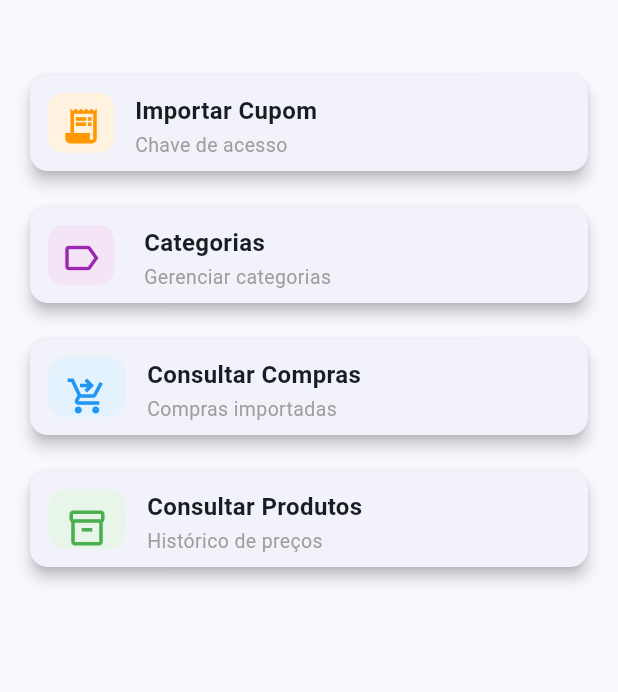
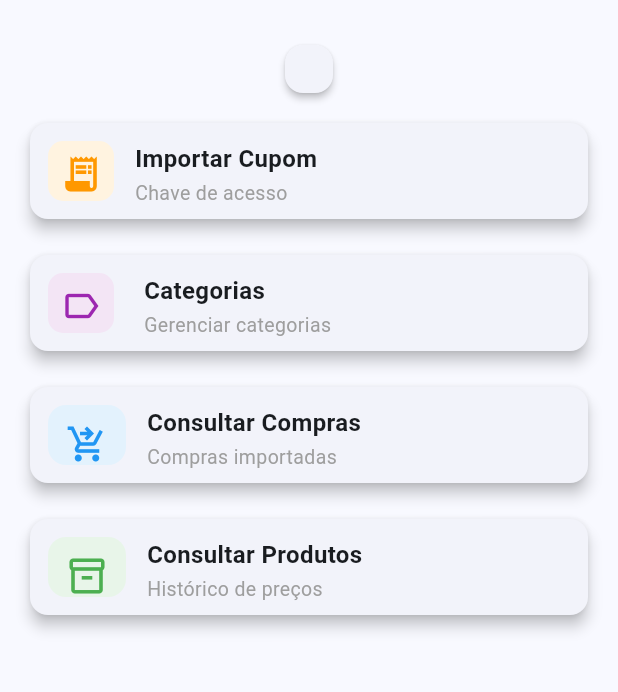
Before and after one commit to bbgbruno/PurchaseHistoryApp, a Flutter app: the HomePage screen opened directly with empty values, on a phone screen of 412 x 824 dp, the part 63-755 px from its top. Run offline on Flutter 3.47's test engine with Material 3 defaults, Android fonts, the phone set to English and light mode, and no system bars; network calls fail.

Commit message:
dashboard agrupado em card com comparativo por categoria

```diff
--- a/lib/Pages/home_page.dart
+++ b/lib/Pages/home_page.dart
@@ -73,24 +73,25 @@ class _HomePageState extends State<HomePage> {
             DASHBOARD
             ==============================================
             */
+            Card(
+              elevation: 2,
+              margin: EdgeInsets.zero,
+              child: Padding(
+                padding: const EdgeInsets.all(16),
+                child: Column(
+                  children: [
                     if (_loadingDashboard)
                       const LinearProgressIndicator()
-            else ...[
-              if (_dashboard != null) ...[
+                    else if (_dashboard != null) ...[
                       Row(
                         children: [
                           Expanded(
-                      child: Card(
-                        color: Colors.green.shade50,
-                        child: Padding(
-                          padding:
-                              const EdgeInsets.all(12),
                             child: Column(
                               children: [
                                 Text(
                                   'Este mês',
                                   style: TextStyle(
-                                    fontSize: 13,
+                                      fontSize: 12,
                                       color: Colors
                                           .grey
                                           .shade600),
@@ -101,30 +102,30 @@ class _HomePageState extends State<HomePage> {
                                   'R\$ ${_dashboard!.totalCurrentMonth.toStringAsFixed(2)}',
                                   style:
                                       const TextStyle(
-                                  fontSize: 20,
+                                    fontSize: 22,
                                     fontWeight:
                                         FontWeight
                                             .bold,
+                                    color:
+                                        Colors.green,
                                   ),
                                 ),
                               ],
                             ),
                           ),
+                          Container(
+                            height: 40,
+                            width: 1,
+                            color:
+                                Colors.grey.shade300,
                           ),
-                    ),
-                    const SizedBox(width: 12),
                           Expanded(
-                      child: Card(
-                        color: Colors.blue.shade50,
-                        child: Padding(
-                          padding:
-                              const EdgeInsets.all(12),
                             child: Column(
                               children: [
                                 Text(
                                   'Mês passado',
                                   style: TextStyle(
-                                    fontSize: 13,
+                                      fontSize: 12,
                                       color: Colors
                                           .grey
                                           .shade600),
@@ -135,77 +136,93 @@ class _HomePageState extends State<HomePage> {
                                   'R\$ ${_dashboard!.totalLastMonth.toStringAsFixed(2)}',
                                   style:
                                       const TextStyle(
-                                  fontSize: 20,
+                                    fontSize: 22,
                                     fontWeight:
                                         FontWeight
                                             .bold,
+                                    color:
+                                        Colors.blue,
+                                  ),
+                                ),
+                              ],
+                            ),
+                          ),
+                        ],
+                      ),
+                      if (_dashboard!.categories
+                          .isNotEmpty) ...[
+                        const Divider(
+                            height: 24),
+                        ..._dashboard!.categories.map(
+                          (c) => Padding(
+                            padding:
+                                const EdgeInsets.only(
+                                    bottom: 8),
+                            child: Row(
+                              children: [
+                                Icon(
+                                  Icons.label,
+                                  size: 16,
+                                  color: Colors
+                                      .purple
+                                      .shade300,
+                                ),
+                                const SizedBox(
+                                    width: 8),
+                                Expanded(
+                                  child: Text(
+                                    c
+                                        .categoryName,
+                                    style:
+                                        const TextStyle(
+                                      fontSize: 13,
+                                    ),
+                                  ),
+                                ),
+                                Text(
+                                  'R\$ ${c.totalCurrentMonth.toStringAsFixed(2)}',
+                                  style:
+                                      const TextStyle(
+                                    fontSize: 13,
+                                    fontWeight:
+                                        FontWeight
+                                            .w600,
+                                    color:
+                                        Colors.green,
+                                  ),
+                                ),
+                                const SizedBox(
+                                    width: 8),
+                                SizedBox(
+                                  width: 1,
+                                  height: 16,
+                                  child: Container(
+                                    color: Colors
+                                        .grey
+                                        .shade300,
+                                  ),
+                                ),
+                                const SizedBox(
+                                    width: 8),
+                                Text(
+                                  'R\$ ${c.totalLastMonth.toStringAsFixed(2)}',
+                                  style:
+                                      const TextStyle(
+                                    fontSize: 13,
+                                    color:
+                                        Colors.blue,
                                   ),
                                 ),
                               ],
                             ),
                           ),
                         ),
-                    ),
                       ],
-                ),
-                const SizedBox(height: 12),
-                if (_dashboard!
-                    .categories.isNotEmpty) ...[
-                  const Text(
-                    'Por categoria (este mês)',
-                    style: TextStyle(
-                      fontSize: 15,
-                      fontWeight: FontWeight.w600,
-                    ),
-                  ),
-                  const SizedBox(height: 6),
-                  ..._dashboard!.categories.map(
-                    (c) => Card(
-                      margin:
-                          const EdgeInsets.only(
-                              bottom: 4),
-                      child: Padding(
-                        padding:
-                            const EdgeInsets.all(10),
-                        child: Row(
-                          children: [
-                            Icon(
-                              Icons.label,
-                              size: 18,
-                              color: Colors
-                                  .purple
-                                  .shade300,
-                            ),
-                            const SizedBox(
-                                width: 10),
-                            Expanded(
-                              child: Text(
-                                c
-                                    .categoryName,
-                                style:
-                                    const TextStyle(
-                                  fontSize: 14,
-                                ),
-                              ),
-                            ),
-                            Text(
-                              'R\$ ${c.totalSpent.toStringAsFixed(2)}',
-                              style:
-                                  const TextStyle(
-                                fontWeight:
-                                    FontWeight
-                                        .w600,
-                                fontSize: 14,
-                              ),
-                            ),
+                    ],
                   ],
                 ),
               ),
             ),
-                  ),
-                ],
-              ],
-            ],
 
             const SizedBox(height: 16),
 
--- a/lib/Services/dashboard_service.dart
+++ b/lib/Services/dashboard_service.dart
@@ -4,19 +4,23 @@ import 'package:http/http.dart' as http;
 
 class CategorySummary {
   final String categoryName;
-  final double totalSpent;
+  final double totalCurrentMonth;
+  final double totalLastMonth;
 
   CategorySummary({
     required this.categoryName,
-    required this.totalSpent,
+    required this.totalCurrentMonth,
+    required this.totalLastMonth,
   });
 
   factory CategorySummary.fromJson(
       Map<String, dynamic> json) {
     return CategorySummary(
       categoryName: json['categoryName'] ?? '',
-      totalSpent:
-          (json['totalSpent'] ?? 0).toDouble(),
+      totalCurrentMonth:
+          (json['totalCurrentMonth'] ?? 0).toDouble(),
+      totalLastMonth:
+          (json['totalLastMonth'] ?? 0).toDouble(),
     );
   }
 }
```
Also changed, not shown: 2 other files. Lines whose indentation alone changed are shown as unchanged.
